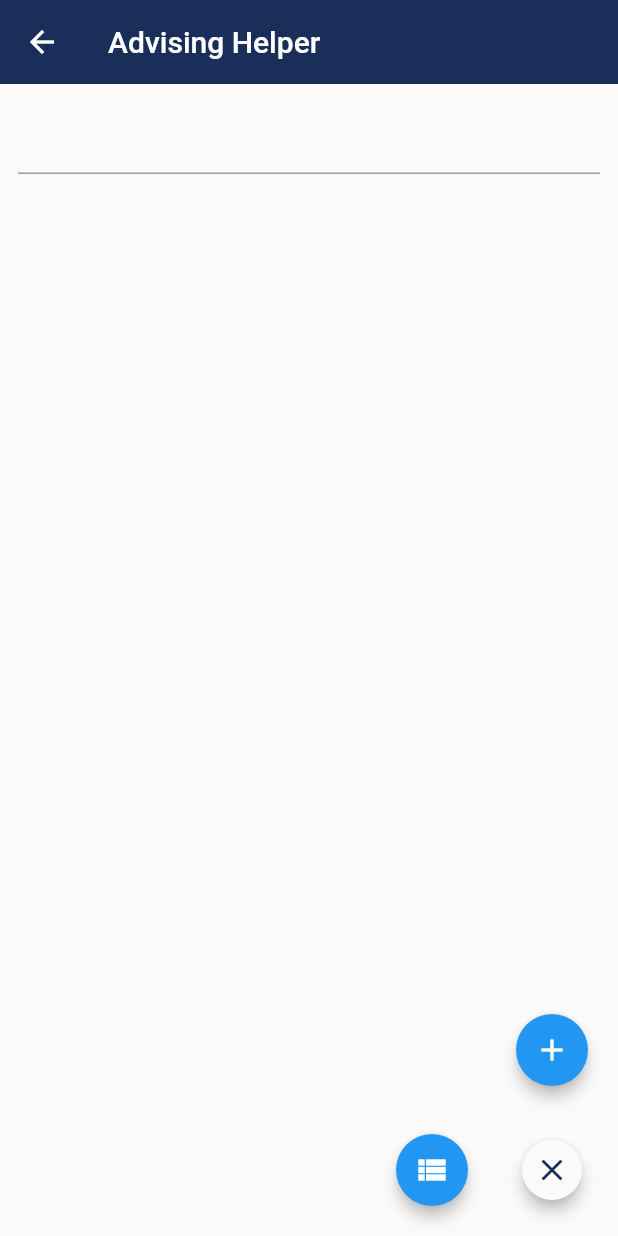
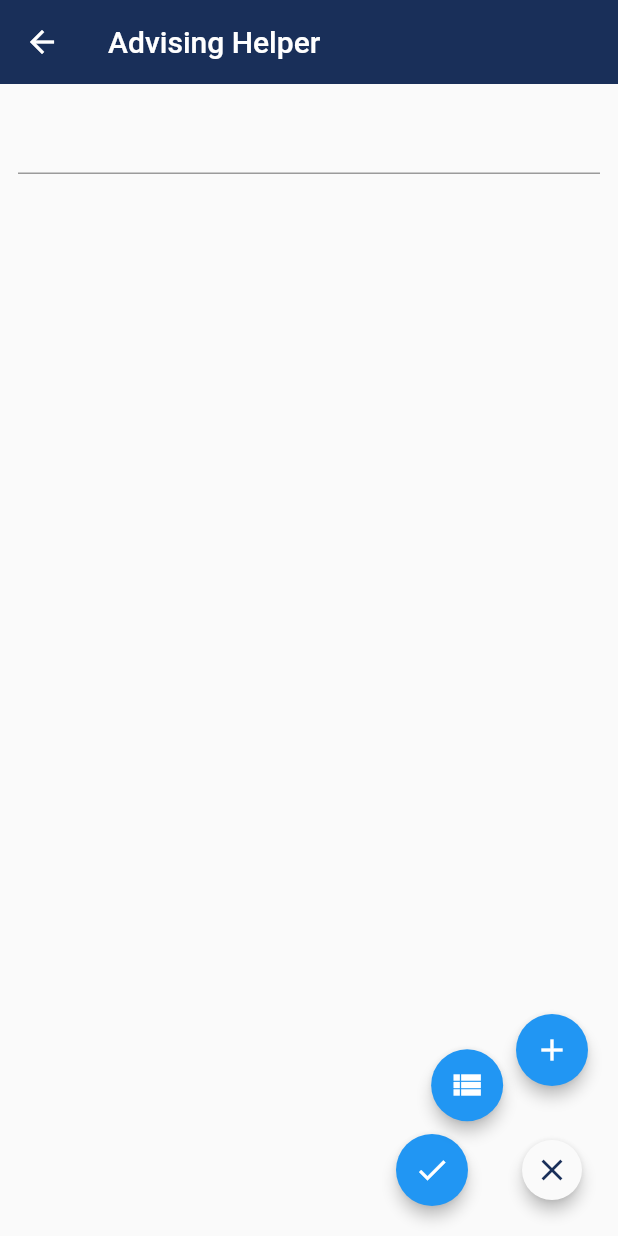
Before and after one commit to minhaz1217/no-cg-no-life, a Flutter app: the AdvisingHelperView screen opened by its route, after a tap on the "close" icon, on a phone screen of 412 x 824 dp. Run offline on Flutter 3.47's test engine with Material 2 defaults, Android fonts, the phone set to English and light mode, and no system bars; our stand-ins replace flutter_datetime_picker, get, page_transition, sqflite, syncfusion_flutter_gauges; accounts and stored records are empty; generated files the repository leaves out were written again.

```diff
--- a/no_cg_no_life_app/lib/router/route_provider.dart
+++ b/no_cg_no_life_app/lib/router/route_provider.dart
@@ -2,6 +2,7 @@
 import 'package:flutter/material.dart';
 import 'package:no_cg_no_life_app/screens/views/advising_course_crud/create_update_advising_course.dart';
 import 'package:no_cg_no_life_app/screens/views/advising_course_crud/list_advising_course.dart';
+import 'package:no_cg_no_life_app/screens/views/advising_helper/advising_helper_help_view.dart';
 import 'package:no_cg_no_life_app/screens/views/advising_helper/advising_helper_view.dart';
 import 'package:no_cg_no_life_app/screens/views/cgpa_calculator/cgpa_calculator_view.dart';
 import 'package:no_cg_no_life_app/screens/views/home/home_view.dart';
@@ -21,6 +22,7 @@ class RouteProvider {
       case '/quick-links': return PageTransition(child: QuickLinks(),curve: Curves.linear,type: PageTransitionType.rightToLeft);
       case '/cgpa-calculator': return PageTransition(child: CGPACalculatorView(),curve: Curves.linear,type: PageTransitionType.rightToLeft);
       case '/advising-helper': return PageTransition(child: AdvisingHelperView(),curve: Curves.linear,type: PageTransitionType.rightToLeft);
+      case '/advising-helper/help': return PageTransition(child: AdvisingHelperHelpView(),curve: Curves.linear,type: PageTransitionType.rightToLeft);
 
       case '/advising-course/create': return PageTransition(child: CreateOrUpdateAdvisingCourse(),curve: Curves.linear,type: PageTransitionType.rightToLeft);
       case '/advising-course/update':
@@ -28,6 +30,7 @@ class RouteProvider {
       case '/advising-course/list': return PageTransition(child: ShowAllAdvisingCourse(),curve: Curves.linear,type: PageTransitionType.rightToLeft);
 
 
+
       default:
         return MaterialPageRoute(builder: (context) => HomeView());
     }
--- a/no_cg_no_life_app/lib/screens/views/advising_helper/advising_helper_view.dart
+++ b/no_cg_no_life_app/lib/screens/views/advising_helper/advising_helper_view.dart
@@ -131,10 +131,12 @@ class _AdvisingHelperViewState extends State<AdvisingHelperView> {
       floatingActionButton: ExpandableFab(
         distance: 80.0,
         children: [
-          // ActionButton(
-          //   onPressed: () {},
-          //   icon: const Icon(Icons.format_size),
-          // ),
+          ActionButton(
+            onPressed: () {
+              Navigator.of(context).pushNamed( "/advising-helper/help", arguments: selectedCourseCodes );
+            },
+            icon: const Icon(Icons.done),
+          ),
           ActionButton(
             onPressed: () {
               Navigator.of(context).pushNamed( "/advising-course/list" );
--- a/no_cg_no_life_app/lib/screens/views/cgpa_calculator/cgpa_calculator_view.dart
+++ b/no_cg_no_life_app/lib/screens/views/cgpa_calculator/cgpa_calculator_view.dart
@@ -306,8 +306,7 @@ class _CGPACalculatorViewState extends State<CGPACalculatorView> {
         ),
       ),
 
-        floatingActionButtonLocation:
-        FloatingActionButtonLocation.centerDocked,
+      floatingActionButtonLocation: FloatingActionButtonLocation.centerDocked,
       floatingActionButton: Padding(
         padding: const EdgeInsets.all(16.0),
         child: Row(
```
Also changed, not shown: no_cg_no_life_app/lib/screens/views/advising_helper/advising_helper_help_view.dart (added, +13 -0 lines). Lines whose indentation alone changed are shown as unchanged.
